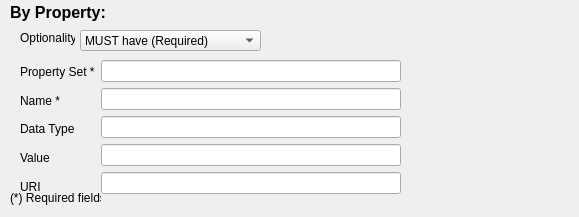
Qt form GUI_Windows/Filters-Requirements/by_property.ui (ivanfelipeib/Masterarbeit) before a commit.
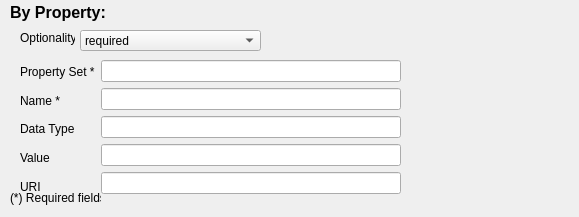
The same form after that commit.

What changed in the file:
```diff
--- a/GUI_Windows/Filters-Requirements/by_property.ui
+++ b/GUI_Windows/Filters-Requirements/by_property.ui
@@ -129,7 +129,7 @@
     </property>
     <item>
      <property name="text">
-      <string>MUST have (Required)</string>
+      <string>required</string>
      </property>
     </item>
     <item>
```
Left out of the diff: 4 changed lines with no effect on the pictures.
